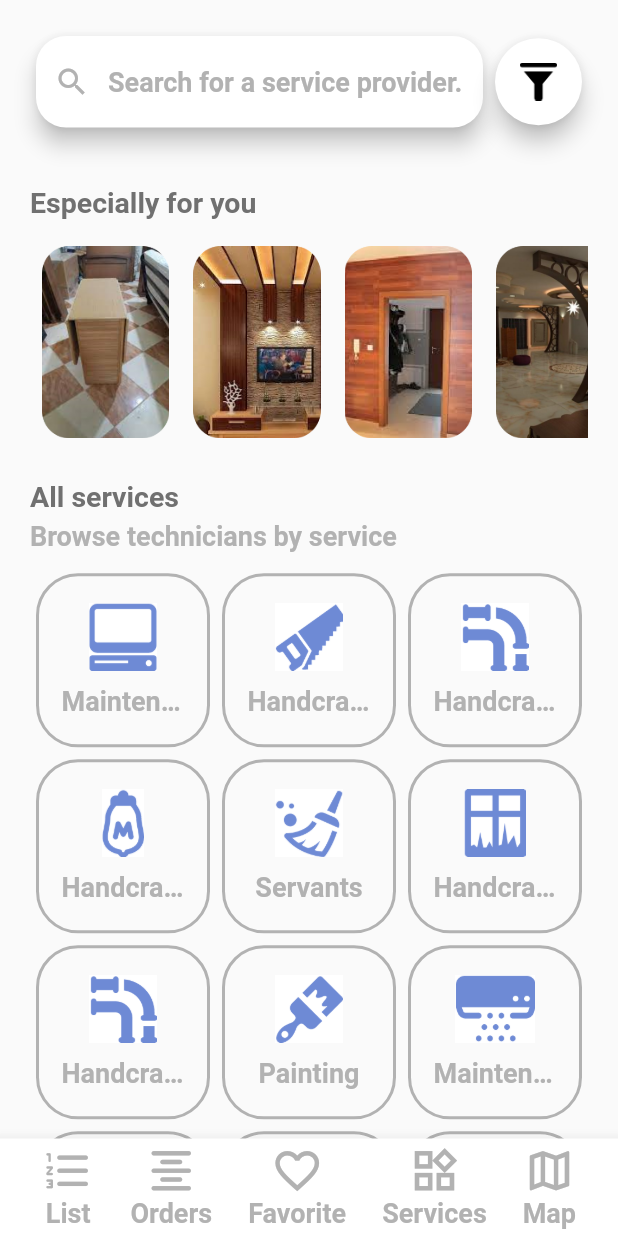
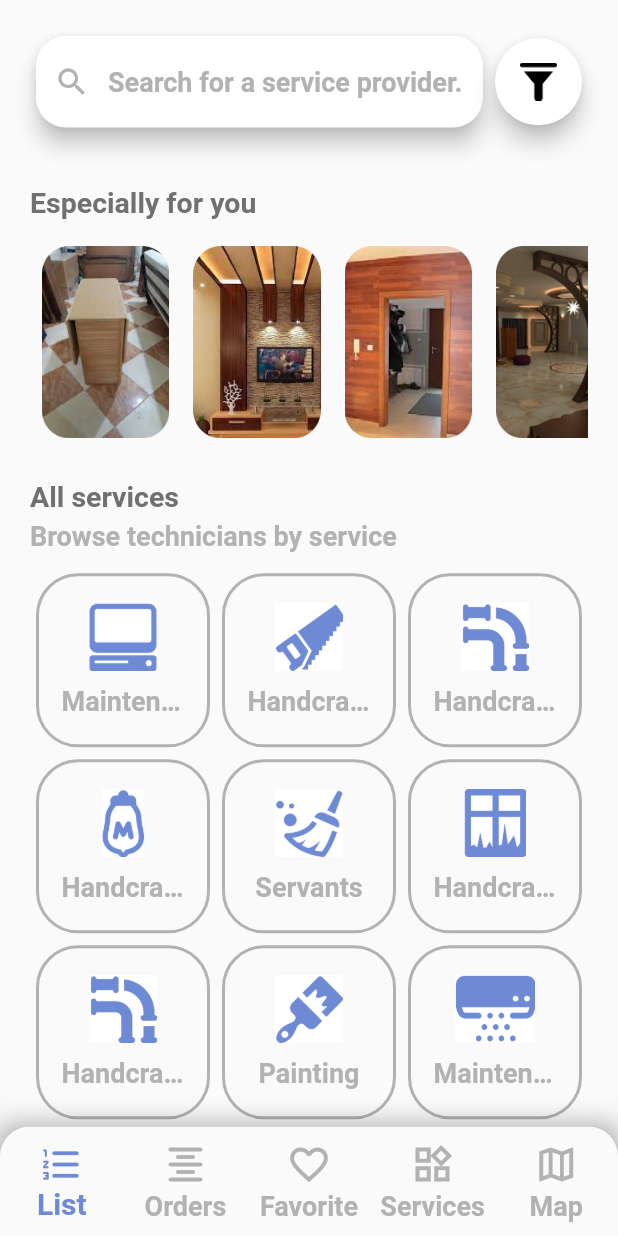
Before and after one commit to MagdyYacoub1/khadamat_blue_collar, a Flutter app: the screen it shows after launch, on a phone screen of 412 x 824 dp. Run offline on Flutter 3.47's test engine with Material 2 defaults, Android fonts, the light colour scheme and no system bars.

Commit message:
Redesigned the bottom Navigation appbar.

```diff
--- a/lib/color.dart
+++ b/lib/color.dart
@@ -2,6 +2,7 @@ import 'package:flutter/material.dart';
 
 const Color titleTextColor = Color(0xFF707070);
 const Color contextTextColor = Color(0xFFB2B2B2);
+const Color activeContextTextColor = Color(0xFF6E8AD5);
 const Color textColor2 = Color(0xFFEF505C);
 const Color textColor3 = Colors.white;
 Color buttonColor = createMaterialColor(Color(0xFFEB1C2C));
--- /dev/null
+++ b/lib/stateful/bottom_app_bar.dart
@@ -0,0 +1,79 @@
+import 'package:flutter/cupertino.dart';
+import 'package:flutter/material.dart';
+
+import '../color.dart';
+import '../styling.dart';
+
+class MyBottomAppBar extends StatefulWidget {
+  const MyBottomAppBar({
+    Key key,
+  }) : super(key: key);
+
+  @override
+  _MyBottomAppBarState createState() => _MyBottomAppBarState();
+}
+
+class _MyBottomAppBarState extends State<MyBottomAppBar> {
+  int currentIndex = 0;
+
+  void onTap(int index) {
+    setState(() {
+      currentIndex = index;
+    });
+  }
+
+  @override
+  Widget build(BuildContext context) {
+    return Container(
+      decoration: BoxDecoration(
+        boxShadow: <BoxShadow>[
+          BoxShadow(
+            color: Colors.black38,
+            blurRadius: 15.0,
+          ),
+        ],
+      ),
+      child: ClipRRect(
+        borderRadius: BorderRadius.only(
+          topRight: Radius.circular(20.0),
+          topLeft: Radius.circular(20.0),
+        ),
+        child: BottomNavigationBar(
+          onTap: (index) => onTap(index),
+          elevation: 150.0,
+          type: BottomNavigationBarType.fixed,
+          currentIndex: currentIndex,
+          selectedLabelStyle: activeContextTextStyle,
+          unselectedLabelStyle: contextTextStyle,
+          showSelectedLabels: true,
+          showUnselectedLabels: true,
+          selectedItemColor: activeContextTextColor,
+          unselectedItemColor: contextTextColor,
+          iconSize: 30.0,
+          items: [
+            BottomNavigationBarItem(
+              icon: Icon(Icons.format_list_numbered_rounded),
+              label: "List",
+            ),
+            BottomNavigationBarItem(
+              icon: Icon(Icons.format_align_center_rounded),
+              label: "Orders",
+            ),
+            BottomNavigationBarItem(
+              icon: Icon(Icons.favorite_border),
+              label: "Favorite",
+            ),
+            BottomNavigationBarItem(
+              icon: Icon(Icons.widgets_outlined),
+              label: "Services",
+            ),
+            BottomNavigationBarItem(
+              icon: Icon(Icons.map_outlined),
+              label: "Map",
+            ),
+          ],
+        ),
+      ),
+    );
+  }
+}
--- a/lib/stateless/bottom_app_bar.dart
+++ /dev/null
@@ -1,109 +0,0 @@
-import 'package:flutter/material.dart';
-
-import '../color.dart';
-import '../styling.dart';
-
-
-class MyBottomAppBar extends StatelessWidget {
-  const MyBottomAppBar({
-    Key key,
-  }) : super(key: key);
-
-  @override
-  Widget build(BuildContext context) {
-    return BottomAppBar(
-      color: Colors.white,
-      child: Container(
-        height: 65.0,
-        child: Padding(
-          padding: const EdgeInsets.all(4.0),
-          child: Row(
-            mainAxisAlignment: MainAxisAlignment.spaceEvenly,
-            children: [
-              InkWell(
-                onTap: ()=>{},
-                child: Column(
-                  children: [
-                    Icon(
-                      Icons.format_list_numbered_rounded,
-                      size: 35.0,
-                      color: contextTextColor,
-                    ),
-                    Text(
-                      "List",
-                      style: contextTextStyle,
-                    )
-                  ],
-                ),
-              ),
-              InkWell(
-                onTap: ()=>{},
-                child: Column(
-                  children: [
-                    Icon(
-                      Icons.format_align_center_rounded,
-                      size: 35.0,
-                      color: contextTextColor,
-                    ),
-                    Text(
-                      "Orders",
-                      style: contextTextStyle,
-                    ),
-                  ],
-                ),
-              ),
-              InkWell(
-                onTap: ()=>{},
-                child: Column(
-                  children: [
-                    Icon(
-                      Icons.favorite_border,
-                      size: 35.0,
-                      color: contextTextColor,
-                    ),
-                    Text(
-                      "Favorite",
-                      style: contextTextStyle,
-                    )
-                  ],
-                ),
-              ),
-              InkWell(
-                onTap: ()=>{},
-                child: Column(
-                  children: [
-                    Icon(
-                      Icons.widgets_outlined,
-                      size: 35.0,
-                      color: contextTextColor,
-                    ),
-                    Text(
-                      "Services",
-                      style: contextTextStyle,
-                    )
-                  ],
-                ),
-              ),
-              InkWell(
-                onTap: ()=>{},
-                child: Column(
-                  children: [
-                    Icon(
-                      Icons.map_outlined,
-                      size: 35.0,
-                      color: contextTextColor,
-                    ),
-                    Text(
-                      "Map",
-                      style: contextTextStyle,
-                    )
-                  ],
-                ),
-              ),
-            ],
-          ),
-        ),
-      ),
-    );
-  }
-}
--- a/lib/stateless/horizontal_icons.dart
+++ b/lib/stateless/horizontal_icons.dart
@@ -6,6 +6,9 @@ class HorizontalIcon extends StatelessWidget {
 
   const HorizontalIcon(this.index);
 
+  void onTap(){
+
+  }
   @override
   Widget build(BuildContext context) {
     return InkWell(
--- a/lib/stateless/main_screen.dart
+++ b/lib/stateless/main_screen.dart
@@ -4,7 +4,7 @@ import 'package:khadamat_blue_coller/modes/services.dart';
 
 import '../color.dart';
 import '../styling.dart';
-import 'bottom_app_bar.dart';
+import '../stateful/bottom_app_bar.dart';
 import 'grid_icon.dart';
 import 'horizontal_icons.dart';
 
@@ -14,7 +14,8 @@ class MainScreen extends StatelessWidget {
   @override
   Widget build(BuildContext context) {
     final MediaQueryData mediaQuery = MediaQuery.of(context);
-    return Scaffold(
+    return SafeArea(
+      child: Scaffold(
         body: SingleChildScrollView(
           child: Padding(
             padding: const EdgeInsets.all(20.0),
@@ -130,6 +131,7 @@ class MainScreen extends StatelessWidget {
           ),
         ),
         bottomNavigationBar: MyBottomAppBar(),
+      ),
     );
   }
 }
--- a/lib/styling.dart
+++ b/lib/styling.dart
@@ -26,6 +26,12 @@ const TextStyle contextTextStyle = TextStyle(
   color: contextTextColor,
 );
 
+const TextStyle activeContextTextStyle = TextStyle(
+  fontSize: 20,
+  fontWeight: FontWeight.bold,
+  color: activeContextTextColor,
+);
+
 const TextStyle buttonTextStyle = TextStyle(
   fontSize: 20,
   fontWeight: FontWeight.bold,
```
Lines whose indentation alone changed are shown as unchanged.
